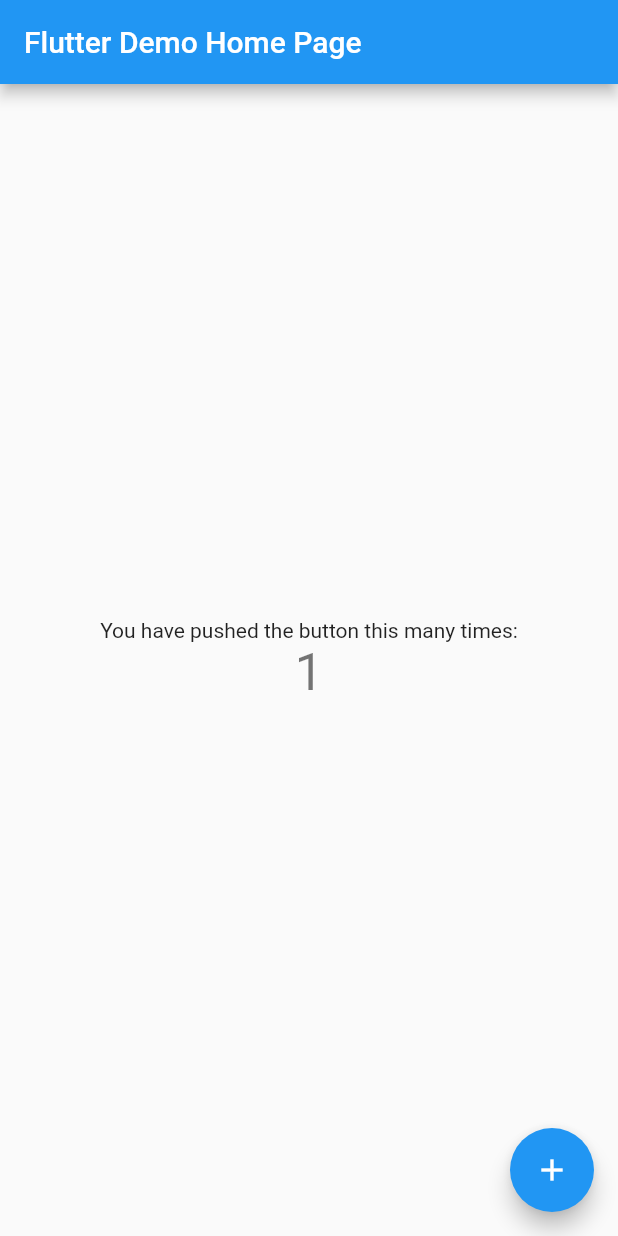
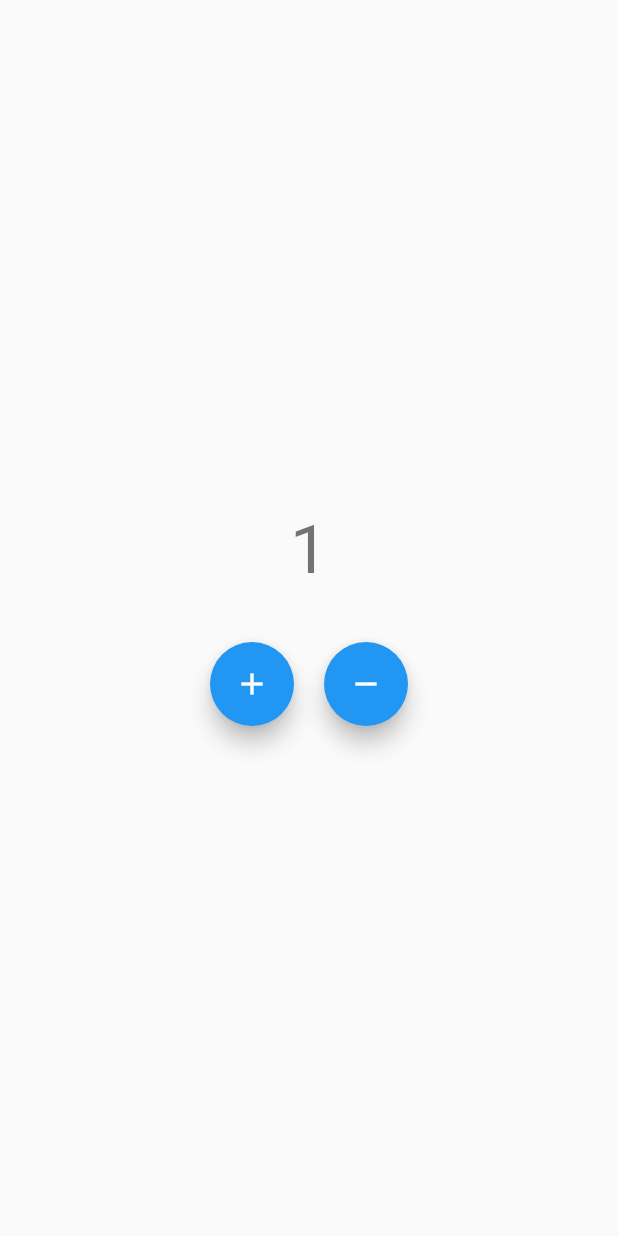
Before and after one commit to anoop-tm/flutter_bloc_counter, a Flutter app: the screen it shows after launch, after a tap on the "add" icon, on a phone screen of 412 x 824 dp. Run offline on Flutter 3.47's test engine with Material 2 defaults, Android fonts, the phone set to English and light mode, and no system bars; our stand-ins replace bloc, flutter_bloc.

```diff
--- /dev/null
+++ b/lib/bloc/counter_bloc.dart
@@ -0,0 +1,16 @@
+import 'package:bloc/bloc.dart';
+import 'package:meta/meta.dart';
+
+part 'counter_event.dart';
+
+class CounterBloc extends Bloc<CounterEvent, int> {
+  CounterBloc() : super(0) {
+    on<CounterIncremented>((event, emit) {
+      emit(state + 1);
+    });
+
+    on<CounterDecremented>((event, emit) {
+      emit(state - 1);
+    });
+  }
+}
--- /dev/null
+++ b/lib/bloc/counter_event.dart
@@ -0,0 +1,8 @@
+part of 'counter_bloc.dart';
+
+@immutable
+abstract class CounterEvent {}
+
+class CounterIncremented extends CounterEvent {}
+
+class CounterDecremented extends CounterEvent {}
--- a/lib/main.dart
+++ b/lib/main.dart
@@ -1,115 +1,63 @@
 import 'package:flutter/material.dart';
+import 'package:flutter_bloc/flutter_bloc.dart';
+import 'package:flutter_bloc_counter/bloc/counter_bloc.dart';
 
-void main() {
-  runApp(const MyApp());
-}
+void main() => runApp(const App());
 
-class MyApp extends StatelessWidget {
-  const MyApp({Key? key}) : super(key: key);
+class App extends StatelessWidget {
+  const App({Key? key}) : super(key: key);
 
-  // This widget is the root of your application.
   @override
   Widget build(BuildContext context) {
     return MaterialApp(
-      title: 'Flutter Demo',
-      theme: ThemeData(
-        // This is the theme of your application.
-        //
-        // Try running your application with "flutter run". You'll see the
-        // application has a blue toolbar. Then, without quitting the app, try
-        // changing the primarySwatch below to Colors.green and then invoke
-        // "hot reload" (press "r" in the console where you ran "flutter run",
-        // or simply save your changes to "hot reload" in a Flutter IDE).
-        // Notice that the counter didn't reset back to zero; the application
-        // is not restarted.
-        primarySwatch: Colors.blue,
+      title: 'Material App',
+      home: BlocProvider(
+        create: (context) => CounterBloc(),
+        child: const CounterPage(),
       ),
-      home: const MyHomePage(title: 'Flutter Demo Home Page'),
     );
   }
 }
 
-class MyHomePage extends StatefulWidget {
-  const MyHomePage({Key? key, required this.title}) : super(key: key);
-
-  // This widget is the home page of your application. It is stateful, meaning
-  // that it has a State object (defined below) that contains fields that affect
-  // how it looks.
-
-  // This class is the configuration for the state. It holds the values (in this
-  // case the title) provided by the parent (in this case the App widget) and
-  // used by the build method of the State. Fields in a Widget subclass are
-  // always marked "final".
-
-  final String title;
-
-  @override
-  State<MyHomePage> createState() => _MyHomePageState();
-}
-
-class _MyHomePageState extends State<MyHomePage> {
-  int _counter = 0;
-
-  void _incrementCounter() {
-    setState(() {
-      // This call to setState tells the Flutter framework that something has
-      // changed in this State, which causes it to rerun the build method below
-      // so that the display can reflect the updated values. If we changed
-      // _counter without calling setState(), then the build method would not be
-      // called again, and so nothing would appear to happen.
-      _counter++;
-    });
-  }
+class CounterPage extends StatelessWidget {
+  const CounterPage({Key? key}) : super(key: key);
 
   @override
   Widget build(BuildContext context) {
-    // This method is rerun every time setState is called, for instance as done
-    // by the _incrementCounter method above.
-    //
-    // The Flutter framework has been optimized to make rerunning build methods
-    // fast, so that you can just rebuild anything that needs updating rather
-    // than having to individually change instances of widgets.
     return Scaffold(
-      appBar: AppBar(
-        // Here we take the value from the MyHomePage object that was created by
-        // the App.build method, and use it to set our appbar title.
-        title: Text(widget.title),
+      body: Column(
+        mainAxisAlignment: MainAxisAlignment.center,
+        crossAxisAlignment: CrossAxisAlignment.center,
+        children: [
+          BlocBuilder<CounterBloc, int>(
+            builder: (context, state) {
+              return Text(
+                state.toString(),
+                style: Theme.of(context).textTheme.headline3,
+              );
+            },
           ),
-      body: Center(
-        // Center is a layout widget. It takes a single child and positions it
-        // in the middle of the parent.
-        child: Column(
-          // Column is also a layout widget. It takes a list of children and
-          // arranges them vertically. By default, it sizes itself to fit its
-          // children horizontally, and tries to be as tall as its parent.
-          //
-          // Invoke "debug painting" (press "p" in the console, choose the
-          // "Toggle Debug Paint" action from the Flutter Inspector in Android
-          // Studio, or the "Toggle Debug Paint" command in Visual Studio Code)
-          // to see the wireframe for each widget.
-          //
-          // Column has various properties to control how it sizes itself and
-          // how it positions its children. Here we use mainAxisAlignment to
-          // center the children vertically; the main axis here is the vertical
-          // axis because Columns are vertical (the cross axis would be
-          // horizontal).
+          const SizedBox(height: 35),
+          Row(
             mainAxisAlignment: MainAxisAlignment.center,
-          children: <Widget>[
-            const Text(
-              'You have pushed the button this many times:',
+            children: [
+              FloatingActionButton(
+                onPressed: () {
+                  context.read<CounterBloc>().add(CounterIncremented());
+                },
+                child: const Icon(Icons.add),
               ),
-            Text(
-              '$_counter',
-              style: Theme.of(context).textTheme.headline4,
+              const SizedBox(width: 20),
+              FloatingActionButton(
+                onPressed: () {
+                  context.read<CounterBloc>().add(CounterDecremented());
+                },
+                child: const Icon(Icons.remove),
               ),
             ],
           ),
+        ],
       ),
-      floatingActionButton: FloatingActionButton(
-        onPressed: _incrementCounter,
-        tooltip: 'Increment',
-        child: const Icon(Icons.add),
-      ), // This trailing comma makes auto-formatting nicer for build methods.
     );
   }
 }
```
Also changed, not shown: pubspec.yaml (+4 -17 lines), pubspec.lock, 1 other file. Lines whose indentation alone changed are shown as unchanged.
